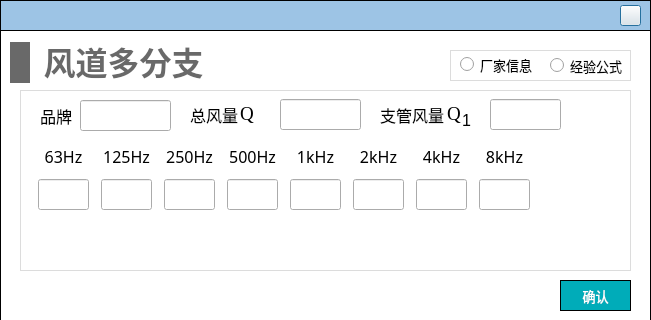
Old version of the form NoiseCalSoft/inputDialog/dialog_duct_with_multi_ranc.ui in the repository haobana/NoiCal; both pictures show x 0 to 651 and y 0 to 320 of the 651 by 575 pixel window.
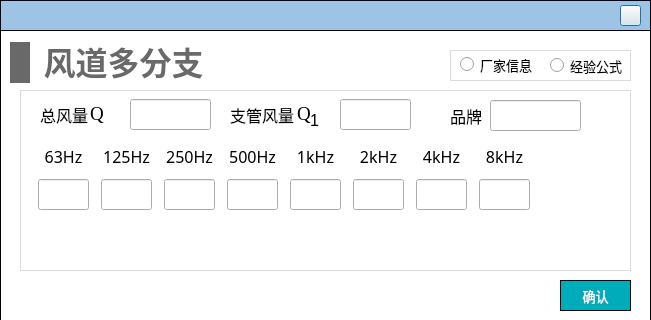
New version of the form. Icons and pictures are not drawn.

```diff
--- a/NoiseCalSoft/inputDialog/dialog_duct_with_multi_ranc.ui
+++ b/NoiseCalSoft/inputDialog/dialog_duct_with_multi_ranc.ui
@@ -753,9 +753,9 @@
     <widget class="QStackedWidget" name="stackedWidget_input">
      <property name="geometry">
       <rect>
-       <x>160</x>
+       <x>20</x>
        <y>9</y>
-       <width>421</width>
+       <width>391</width>
        <height>31</height>
       </rect>
      </property>
@@ -777,7 +777,7 @@
       <widget class="QLineEdit" name="lineEdit_q">
        <property name="geometry">
         <rect>
-         <x>310</x>
+         <x>300</x>
          <y>0</y>
          <width>71</width>
          <height>31</height>
@@ -793,7 +793,7 @@
       <widget class="QLineEdit" name="lineEdit_q1">
        <property name="geometry">
         <rect>
-         <x>100</x>
+         <x>90</x>
          <y>0</y>
          <width>81</width>
          <height>31</height>
@@ -809,7 +809,7 @@
       <widget class="QLabel" name="label_13">
        <property name="geometry">
         <rect>
-         <x>200</x>
+         <x>190</x>
          <y>0</y>
          <width>71</width>
          <height>31</height>
@@ -828,7 +828,7 @@
       <widget class="QLabel" name="label_15">
        <property name="geometry">
         <rect>
-         <x>10</x>
+         <x>0</x>
          <y>0</y>
          <width>51</width>
          <height>31</height>
@@ -847,7 +847,7 @@
       <widget class="QLabel" name="label_16">
        <property name="geometry">
         <rect>
-         <x>60</x>
+         <x>50</x>
          <y>0</y>
          <width>21</width>
          <height>31</height>
@@ -871,7 +871,7 @@
       <widget class="QLabel" name="label_17">
        <property name="geometry">
         <rect>
-         <x>282</x>
+         <x>270</x>
          <y>13</y>
          <width>16</width>
          <height>16</height>
@@ -884,7 +884,7 @@
       <widget class="QLabel" name="label_6">
        <property name="geometry">
         <rect>
-         <x>267</x>
+         <x>257</x>
          <y>0</y>
          <width>21</width>
          <height>31</height>
@@ -947,7 +947,7 @@
     <widget class="QLabel" name="label_4">
      <property name="geometry">
       <rect>
-       <x>20</x>
+       <x>430</x>
        <y>10</y>
        <width>41</width>
        <height>31</height>
@@ -966,7 +966,7 @@
     <widget class="QLineEdit" name="lineEdit_brand">
      <property name="geometry">
       <rect>
-       <x>60</x>
+       <x>470</x>
        <y>10</y>
        <width>91</width>
        <height>31</height>
```
Left out of the diff: 4 changed lines with no effect on the pictures.
